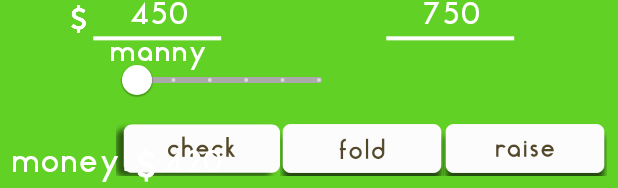
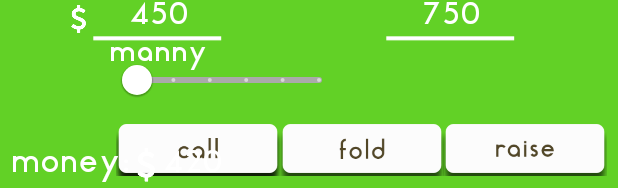
Before and after one commit to jackkenn/Cacyno, an Android app: the layout game_screen.xml on its own in the app's theme, with its tools: preview values and no code run, on a phone screen of 412 x 824 dp. Shown: the part 1045-1233 px from the top of the screen. Run offline under Robolectric (Android 15) with nearby library versions, the phone set to English and light mode, and no system bars; network calls fail.

Commit message:
call and check

```diff
--- a/Frontend/app/src/main/java/com/example/demo1/GameScreen.java
+++ b/Frontend/app/src/main/java/com/example/demo1/GameScreen.java
@@ -24,7 +24,6 @@ import org.java_websocket.client.WebSocketClient;
 import org.java_websocket.handshake.ServerHandshake;
 import org.json.JSONException;
 
-import java.lang.reflect.Array;
 import java.net.URI;
 import java.net.URISyntaxException;
 import java.util.ArrayList;
@@ -43,6 +42,7 @@ public class GameScreen extends AppCompatActivity implements ITextViews {
     private ImageButton raise;
     private ImageButton fold;
     private ImageButton call;
+    private ImageButton check;
     private Slider slider;
 
     private ConstraintLayout gameScreen;
@@ -80,6 +80,7 @@ public class GameScreen extends AppCompatActivity implements ITextViews {
         raise = findViewById(R.id.raise);
         fold = findViewById(R.id.fold);
         call = findViewById(R.id.call);
+        check = findViewById(R.id.check);
         pot = findViewById(R.id.pot);
         slider = findViewById(R.id.slider);
         sliderAmount = findViewById(R.id.slider_amount);
@@ -199,6 +200,7 @@ public class GameScreen extends AppCompatActivity implements ITextViews {
 
         chat.bringToFront();
         backout.bringToFront();
+        check.bringToFront();
         call.bringToFront();
         fold.bringToFront();
         raise.bringToFront();
--- a/Frontend/app/src/main/res/layout-land/game_screen.xml
+++ b/Frontend/app/src/main/res/layout-land/game_screen.xml
@@ -36,6 +36,13 @@
             android:layout_height="46dp" app:srcCompat="@drawable/fold" android:id="@+id/fold"
             android:background="@android:color/transparent" android:scaleType="fitCenter"
             android:layout_marginEnd="116dp" android:layout_marginRight="116dp"
+            app:layout_constraintEnd_toEndOf="parent" app:layout_constraintBottom_toBottomOf="parent"
+            android:layout_marginBottom="5dp"/>
+    <ImageButton
+            android:layout_width="109dp"
+            android:layout_height="46dp" app:srcCompat="@drawable/check" android:id="@+id/check"
+            android:background="@android:color/transparent" android:scaleType="fitCenter"
+            android:layout_marginEnd="225dp" android:layout_marginRight="225dp"
             app:layout_constraintEnd_toEndOf="parent" app:layout_constraintBottom_toBottomOf="parent"
             android:layout_marginBottom="5dp"/>
     <ImageButton
--- a/Frontend/app/src/main/res/layout/game_screen.xml
+++ b/Frontend/app/src/main/res/layout/game_screen.xml
@@ -40,6 +40,13 @@
     <ImageButton
             android:layout_width="109dp"
             android:layout_height="46dp" app:srcCompat="@drawable/check" android:id="@+id/check"
+            android:background="@android:color/transparent" android:scaleType="fitCenter"
+            android:layout_marginEnd="225dp" android:layout_marginRight="225dp"
+            app:layout_constraintEnd_toEndOf="parent" app:layout_constraintBottom_toBottomOf="parent"
+            android:layout_marginBottom="5dp"/>
+    <ImageButton
+            android:layout_width="109dp"
+            android:layout_height="46dp" app:srcCompat="@drawable/call" android:id="@+id/call"
             android:background="@android:color/transparent" android:scaleType="fitCenter"
             android:layout_marginEnd="225dp" android:layout_marginRight="225dp"
             app:layout_constraintEnd_toEndOf="parent" app:layout_constraintBottom_toBottomOf="parent"
```
Also changed, not shown: Frontend/app/src/main/res/drawable/check.png.
